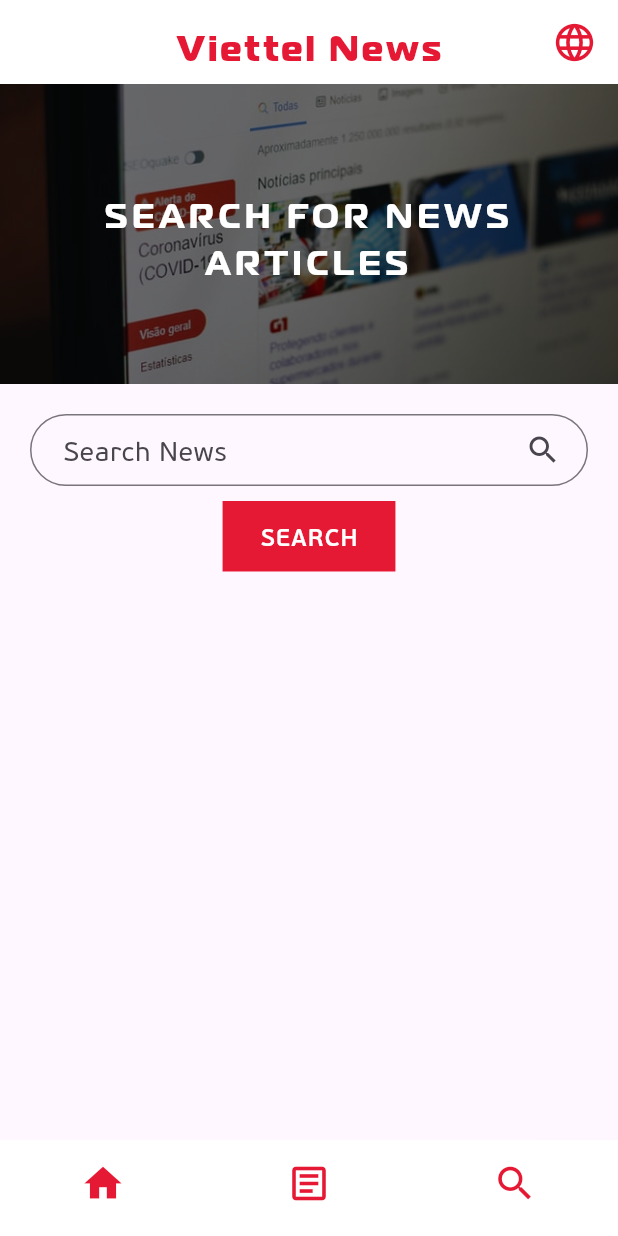
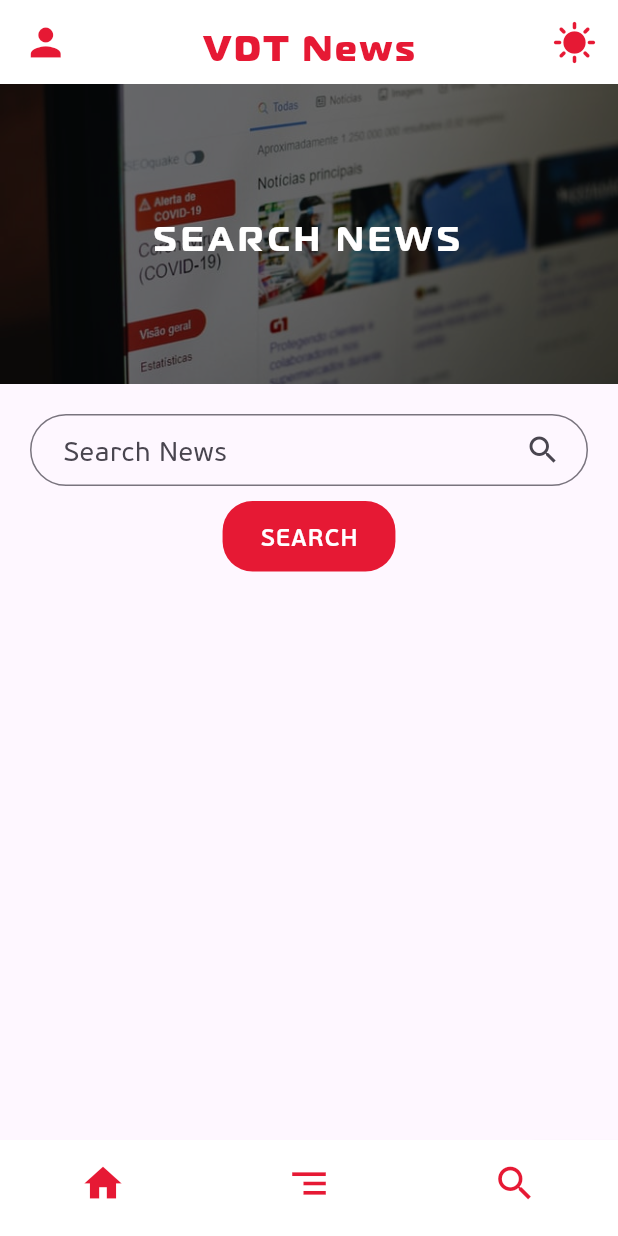
Before and after one commit to CongLiv/news_app_flutter, a Flutter app: the screen it shows after launch, item 3 of the bottom bar chosen, on a phone screen of 412 x 824 dp. Run offline on Flutter 3.47's test engine with Material 3 defaults, Android fonts, the phone set to English and light mode, and no system bars; our stand-ins replace dio, transparent_image; network calls fail.

Commit message:
- remove gg font and update UI

```diff
--- a/lib/helpers/const_data.dart
+++ b/lib/helpers/const_data.dart
@@ -2,4 +2,4 @@
 import 'package:flutter/material.dart';
 
 const redViettel = Color.fromARGB(255, 230, 25, 52);
-const appNameLogo = 'Viettel News';
+const appNameLogo = 'VDT News';
--- a/lib/main.dart
+++ b/lib/main.dart
@@ -1,6 +1,5 @@
 import 'package:flutter/material.dart';
 import 'package:provider/provider.dart';
-
 import './providers/categories.dart';
 import './providers/news.dart';
 import './screens/homepage.dart';
--- a/lib/screens/article_page.dart
+++ b/lib/screens/article_page.dart
@@ -1,5 +1,4 @@
 import 'package:flutter/material.dart';
-import 'package:google_fonts/google_fonts.dart';
 import 'package:news_app_flutter_demo/helpers/const_data.dart';
 import 'package:news_app_flutter_demo/widgets/title_name.dart';
 import 'package:transparent_image/transparent_image.dart';
--- a/lib/screens/category_news.dart
+++ b/lib/screens/category_news.dart
@@ -1,7 +1,6 @@
 import 'package:flutter/material.dart';
 import 'package:news_app_flutter_demo/helpers/const_data.dart';
 import 'package:provider/provider.dart';
-import 'package:google_fonts/google_fonts.dart';
 
 import '../providers/news.dart';
 import '../widgets/article_item.dart';
--- a/lib/screens/homepage.dart
+++ b/lib/screens/homepage.dart
@@ -1,7 +1,5 @@
 import 'package:flutter/material.dart';
-import 'package:google_fonts/google_fonts.dart';
 import 'package:news_app_flutter_demo/widgets/title_name.dart';
-import './top_world_news.dart';
 import '../widgets/categories.dart';
 import '../widgets/home.dart';
 import '../widgets/search.dart';
@@ -42,21 +40,28 @@ class _HomepageState extends State<Homepage> {
           iconTheme: IconThemeData(
             color: redViettel,
           ),
+          leading: Padding(
+            padding: const EdgeInsets.only(left: 5.0),
+            child: IconButton(
+              icon: Icon(
+                Icons.person,
+                size: 30,
+              ),
+              onPressed: () {
+                // navigate to profile page
+              },
+            ),
+          ),
           actions: [
             Padding(
               padding: const EdgeInsets.only(right: 5.0),
               child: IconButton(
                 icon: Icon(
-                  Icons.language,
+                  Icons.sunny,
                   size: 30,
                 ),
                 onPressed: () {
-                  Navigator.push(
-                    context,
-                    MaterialPageRoute(
-                      builder: (ctx) => TopWorldNews(),
-                    ),
-                  );
+                  // set dark/light mode
                 },
               ),
             ),
@@ -81,7 +86,7 @@ class _HomepageState extends State<Homepage> {
             ),
             BottomNavigationBarItem(
               icon: Icon(
-                Icons.article_outlined,
+                Icons.segment,
                 size: 30,
                 color: redViettel,
               ),
--- a/lib/screens/searched_article_page.dart
+++ b/lib/screens/searched_article_page.dart
@@ -2,7 +2,6 @@ import 'package:flutter/material.dart';
 import 'package:news_app_flutter_demo/helpers/const_data.dart';
 import 'package:news_app_flutter_demo/widgets/title_name.dart';
 import 'package:provider/provider.dart';
-import 'package:google_fonts/google_fonts.dart';
 
 import '../widgets/searched_article.dart';
 import '../providers/news.dart';
--- a/lib/widgets/category_item.dart
+++ b/lib/widgets/category_item.dart
@@ -1,5 +1,4 @@
 import 'package:flutter/material.dart';
-import 'package:google_fonts/google_fonts.dart';
 
 import '../screens/category_news.dart';
 
--- a/lib/widgets/search.dart
+++ b/lib/widgets/search.dart
@@ -1,5 +1,4 @@
 import 'package:flutter/material.dart';
-import 'package:google_fonts/google_fonts.dart';
 import 'package:news_app_flutter_demo/helpers/const_data.dart';
 
 import '../screens/searched_article_page.dart';
@@ -39,7 +38,7 @@ class _SearchState extends State<Search> {
             child: Center(
               child: Container(
                 padding: EdgeInsets.symmetric(horizontal: 10),
-                child: Text('SEARCH FOR NEWS ARTICLES',
+                child: Text('SEARCH NEWS',
                     softWrap: true,
                     textAlign: TextAlign.center,
                     style: TextStyle(
@@ -106,6 +105,7 @@ class _SearchState extends State<Search> {
               padding: EdgeInsets.symmetric(horizontal: 25, vertical: 12),
               decoration: BoxDecoration(
                 color: redViettel,
+                borderRadius: BorderRadius.circular(20),
               ),
               child: Text('SEARCH',
                   style: TextStyle(
--- a/lib/widgets/searched_article.dart
+++ b/lib/widgets/searched_article.dart
@@ -1,5 +1,4 @@
 import 'package:flutter/material.dart';
-import 'package:google_fonts/google_fonts.dart';
 import 'package:news_app_flutter_demo/helpers/const_data.dart';
 import 'package:transparent_image/transparent_image.dart';
 import '../helpers/urlLauncher.dart';
--- a/pubspec.yaml
+++ b/pubspec.yaml
@@ -11,7 +11,6 @@ environment:
 dependencies:
   flutter:
     sdk: flutter
-  google_fonts: ^6.2.1
   provider: ^6.1.2
   intl: ^0.19.0
   url_launcher: ^6.2.6
```
Also changed, not shown: lib/providers/news.dart (+17 -27 lines), lib/screens/top_world_news.dart (deleted, +0 -69 lines), lib/widgets/article_item.dart (+2 -5 lines), pubspec.lock.
